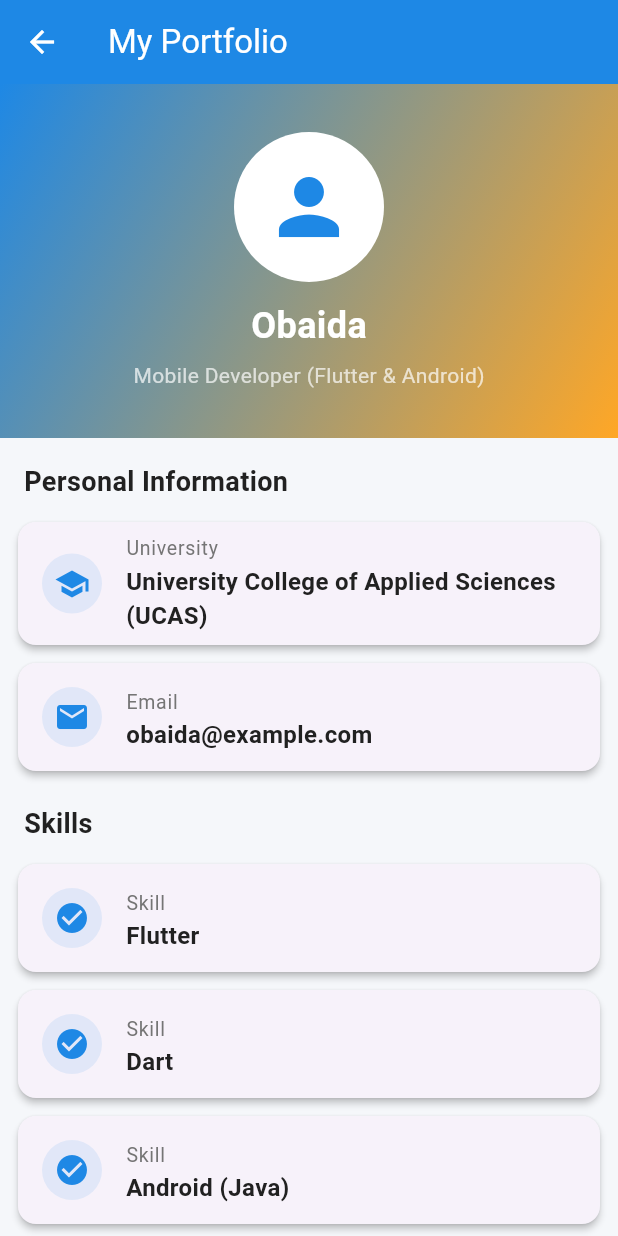
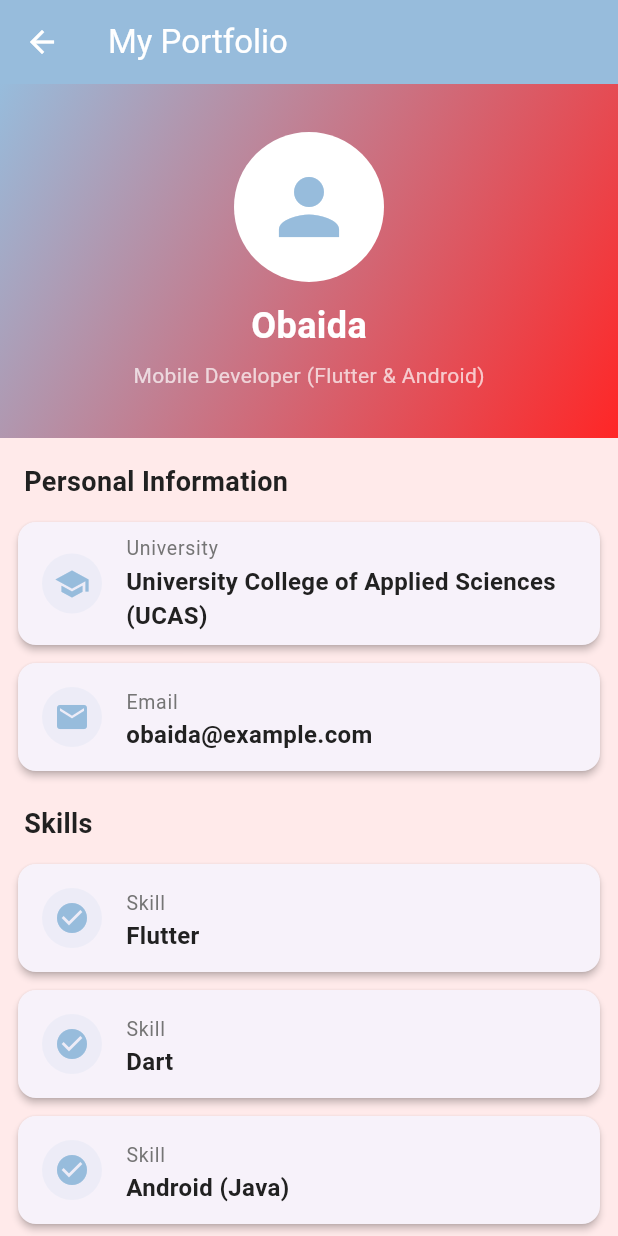
Before and after one commit to obaidaalaff1/github-training-project, a Flutter app: the HomeScreen screen opened directly, on a phone screen of 412 x 824 dp. Run offline on Flutter 3.47's test engine with Material 3 defaults, Android fonts, the phone set to English and light mode, and no system bars.

Commit message:
Updated styling and color scheme

```diff
--- a/lib/screens/home_screen.dart
+++ b/lib/screens/home_screen.dart
@@ -60,7 +60,7 @@ class HomeScreen extends StatelessWidget {
             const SizedBox(height: 8),
             ...myInfo.skills.map(
                   (s) => InfoCard(icon: Icons.check_circle, title: 'Skill', value: s),),
-            const SizedBox(height: 24),
+            const SizedBox(height: 20),
           ],
         ),
       ),
--- a/lib/utils/app_colors.dart
+++ b/lib/utils/app_colors.dart
@@ -1,9 +1,9 @@
 import 'package:flutter/material.dart';
 
 class AppColors {
-  static const Color primary = Color(0xFF1E88E5);
-  static const Color accent = Color(0xFFFFA726);
-  static const Color background = Color(0xFFF5F7FA);
+  static const Color primary = Color(0xFF97BCDC);
+  static const Color accent = Color(0xFFFF2626);
+  static const Color background = Color(0xFFFFEAEA);
   static const Color textDark = Color(0xFF212121);
   static const Color textLight = Color(0xFF757575);
 }
```
